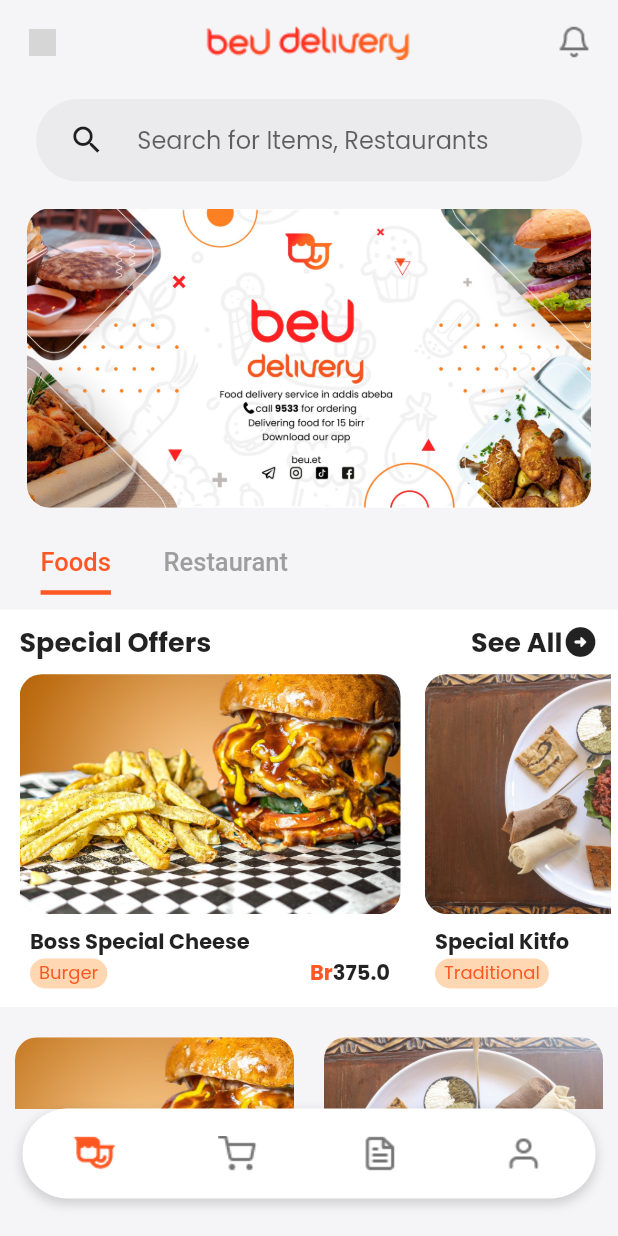
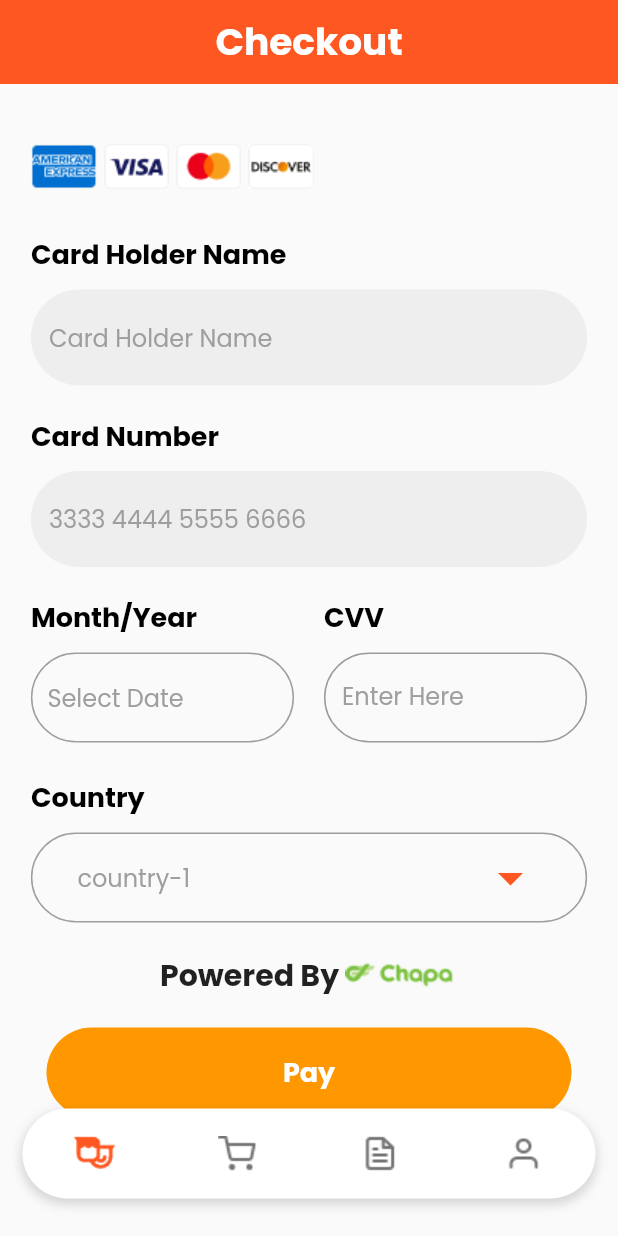
Before and after one commit to yonaries/beudelivery-clone, a Flutter app: the screen it shows after launch, on a phone screen of 412 x 824 dp. Run offline on Flutter 3.47's test engine with Material 2 defaults, Android fonts, the light colour scheme and no system bars; our stand-ins replace firebase_core, flutter_slidable, flutter_spinkit, font_awesome_flutter, google_fonts, liquid_pull_to_refresh and 2 more; accounts and stored records are empty; grey boxes are pictures that could not be loaded.

Commit message:
card payment screen finished

```diff
--- a/userapp/lib/main.dart
+++ b/userapp/lib/main.dart
@@ -3,6 +3,7 @@
 import 'package:toast/toast.dart';
 import 'package:userapp/controller/navbar_provider.dart';
 import 'package:userapp/controller/notifications_controller.dart';
+import 'package:userapp/view/screens/card_detail.dart';
 import 'controller/order_page_controller.dart';
 import 'firebase_options.dart';
 
@@ -53,7 +54,7 @@
           brightness: Brightness.light,
         ),
       ),
-      home: const Navbar(),
+      home: CardDetailScreen(),
     );
   }
 }
--- a/userapp/lib/view/components/bag/bag_item.dart
+++ b/userapp/lib/view/components/bag/bag_item.dart
@@ -38,11 +38,11 @@
     return Container(
       margin: const EdgeInsets.symmetric(vertical: 10, horizontal: 5),
       padding: const EdgeInsets.symmetric(horizontal: 15),
-      height: 110,
+      height: 120,
       decoration: BoxDecoration(
         borderRadius: BorderRadius.circular(12),
         boxShadow: const [
-           BoxShadow(
+          BoxShadow(
             color: Color.fromRGBO(204, 196, 196, 0.6),
             blurRadius: 4,
             spreadRadius: 1,
@@ -70,14 +70,15 @@
 
         // Food Content
         child: Row(
+          verticalDirection: VerticalDirection.up,
           children: [
             Container(
               width: 110,
               height: double.infinity,
               decoration: const BoxDecoration(
                 color: Colors.white,
-                borderRadius:
-                    const BorderRadius.horizontal(left: const Radius.circular(12)),
+                borderRadius: const BorderRadius.horizontal(
+                    left: const Radius.circular(12)),
               ),
               child: ClipRRect(
                 borderRadius: BorderRadius.circular(12),
@@ -92,11 +93,12 @@
             Expanded(
               child: Container(
                 decoration: const BoxDecoration(
-                  borderRadius:
-                      const BorderRadius.horizontal(right: const Radius.circular(12)),
+                  borderRadius: const BorderRadius.horizontal(
+                      right: const Radius.circular(12)),
                   color: Colors.white,
                 ),
-                padding: const EdgeInsets.symmetric(vertical: 10, horizontal: 15),
+                padding:
+                    const EdgeInsets.symmetric(vertical: 10, horizontal: 10),
                 child: Column(
                   crossAxisAlignment: CrossAxisAlignment.start,
                   mainAxisAlignment: MainAxisAlignment.spaceBetween,
@@ -147,9 +149,10 @@
                       crossAxisAlignment: CrossAxisAlignment.center,
                       children: [
                         Flexible(
-                          flex: 2,
+                          flex: 1,
                           child: Text(
                             widget.restaurant,
+                            softWrap: true,
                             style: const TextStyle(
                               color: Colors.red,
                               fontSize: 14,
@@ -163,14 +166,16 @@
                             children: [
                               GestureDetector(
                                 onTap: () {
-                                  setState(() {
-                                    itemCount = widget
-                                        .cartItemIncrementDecrementHandler(
-                                            false, widget.index);
-                                  });
+                                  setState(
+                                    () {
+                                      itemCount = widget
+                                          .cartItemIncrementDecrementHandler(
+                                              false, widget.index);
+                                    },
+                                  );
                                 },
                                 child: Container(
-                                  color: Colors.amber,
+                                  color: Colors.deepOrange,
                                   child: const Icon(
                                     Icons.remove,
                                     size: 20,
@@ -199,7 +204,7 @@
                                   });
                                 },
                                 child: Container(
-                                  color: Colors.amber,
+                                  color: Colors.deepOrange,
                                   child: const Icon(
                                     Icons.add,
                                     size: 20,
--- /dev/null
+++ b/userapp/lib/view/components/checkout/card_provider.dart
@@ -0,0 +1,10 @@
+import 'package:flutter/cupertino.dart';
+import 'package:flutter/material.dart';
+
+cardProvider({required Image providerImage}) {
+  return Container(
+    height: 30,
+    margin: EdgeInsets.only(right: 5),
+    child: providerImage,
+  );
+}
--- /dev/null
+++ b/userapp/lib/view/components/checkout/checkout-button.dart
@@ -0,0 +1,26 @@
+import 'package:flutter/material.dart';
+
+GestureDetector checkoutButton({required String title}) {
+  return GestureDetector(
+    onTap: () {
+      // show success message
+    },
+    child: Center(
+      child: Container(
+        width: 350,
+        height: 60,
+        alignment: Alignment.center,
+        decoration: BoxDecoration(
+            color: Colors.orange, borderRadius: BorderRadius.circular(30)),
+        child: Text(
+          title,
+          style: TextStyle(
+            color: Colors.white,
+            fontSize: 18,
+            fontWeight: FontWeight.bold,
+          ),
+        ),
+      ),
+    ),
+  );
+}
--- /dev/null
+++ b/userapp/lib/view/components/checkout/dropdown_button.dart
@@ -0,0 +1,37 @@
+import 'package:flutter/material.dart';
+
+Container dropdownButton({
+  required String countryValue,
+  required List<String> countryList,
+  required dropdownChangeHandler,
+}) {
+  return Container(
+    padding: EdgeInsets.symmetric(vertical: 5, horizontal: 30),
+    decoration: BoxDecoration(
+      border: Border.all(color: Colors.grey),
+      borderRadius: BorderRadius.circular(50),
+    ),
+    child: DropdownButton<String>(
+      iconEnabledColor: Colors.deepOrange,
+      iconSize: 40,
+      underline: Container(
+        height: 0,
+        color: Colors.deepPurpleAccent,
+      ),
+      isExpanded: true,
+      elevation: 1,
+      hint: Text("Choose your country"),
+      value: countryValue.isNotEmpty ? countryValue : null,
+      onChanged: dropdownChangeHandler,
+      items: countryList.map((country) {
+        return DropdownMenuItem(
+          child: Text(
+            country,
+            style: TextStyle(color: Colors.grey),
+          ),
+          value: country,
+        );
+      }).toList(),
+    ),
+  );
+}
--- /dev/null
+++ b/userapp/lib/view/screens/card_detail.dart
@@ -0,0 +1,388 @@
+import 'dart:developer';
+
+import 'package:flutter/material.dart';
+import 'package:flutter/services.dart';
+import 'package:userapp/view/components/checkout/card_provider.dart';
+import 'package:userapp/view/components/checkout/checkout-button.dart';
+import 'package:userapp/view/components/checkout/dropdown_button.dart';
+import 'package:userapp/view/components/nav_bottom.dart';
+
+class CardDetailScreen extends StatefulWidget {
+  CardDetailScreen({Key? key}) : super(key: key);
+
+  @override
+  State<CardDetailScreen> createState() => _CardDetailScreenState();
+}
+
+class _CardDetailScreenState extends State<CardDetailScreen> {
+  final _cardHolderNameController = TextEditingController();
+  final _cardNumberController = TextEditingController();
+  String countryValue = "country-1";
+  List<String> countryList = [
+    "country-1",
+    "country-2",
+    "country-3",
+    "country-4",
+    "country-5",
+    "country-6",
+    "country-7",
+    "country-8",
+    "country-9",
+    "country-10",
+    "country-11",
+    "country-12",
+    "country-13",
+    "country-14",
+    "country-15",
+    "country-16",
+  ];
+
+  String date = "Select Date";
+
+  @override
+  void dispose() {
+    _cardHolderNameController.dispose();
+    _cardNumberController.dispose();
+    super.dispose();
+  }
+
+  dropdownChangeHandler(newValue) => {
+        setState(() {
+          countryValue = newValue;
+        })
+      };
+  @override
+  Widget build(BuildContext context) {
+    final currentWidth = MediaQuery.of(context).size.width;
+
+    Future pickDate() async {
+      final initialDate = DateTime.now();
+      final newDate = await showDatePicker(
+        context: context,
+        initialDate: initialDate,
+        firstDate: DateTime(initialDate.year - 30),
+        lastDate: initialDate,
+        initialDatePickerMode: DatePickerMode.day,
+        builder: (context, child) {
+          return Theme(
+            data: Theme.of(context).copyWith(
+              colorScheme: const ColorScheme.light(
+                primary: Colors.deepOrange,
+                primaryContainer: Colors.white,
+                onPrimary: Colors.white,
+              ),
+              textButtonTheme: TextButtonThemeData(
+                style: TextButton.styleFrom(
+                  primary: Colors.red, // button text color
+                ),
+              ),
+            ),
+            child: child!,
+          );
+        },
+      );
+
+      if (newDate == null) return;
+      setState(() {
+        date = "${newDate.day}/${newDate.month}/${newDate.year}";
+      });
+
+      log(date);
+    }
+
+    return Scaffold(
+      bottomNavigationBar: const BottomNavBar(),
+      appBar: AppBar(
+        foregroundColor: Colors.white,
+        backgroundColor: Colors.deepOrange,
+        systemOverlayStyle: const SystemUiOverlayStyle(
+          statusBarColor: Colors.deepOrange,
+          statusBarBrightness: Brightness.dark,
+        ),
+        centerTitle: true,
+        title: const Text(
+          "Checkout",
+          style: TextStyle(
+            fontSize: 25,
+            fontWeight: FontWeight.bold,
+          ),
+        ),
+        elevation: 0,
+      ),
+      body: SingleChildScrollView(
+        child: Padding(
+          padding: EdgeInsets.only(
+            left: currentWidth * 0.05,
+            right: currentWidth * 0.05,
+            top: 40,
+          ),
+          child: Column(
+            crossAxisAlignment: CrossAxisAlignment.start,
+            children: [
+              Column(
+                crossAxisAlignment: CrossAxisAlignment.start,
+                children: [
+                  Row(children: [
+                    cardProvider(
+                      providerImage: Image.asset("lib/assets/icons/Amex.jpg"),
+                    ),
+                    cardProvider(
+                      providerImage: Image.asset("lib/assets/icons/Visa.png"),
+                    ),
+                    cardProvider(
+                      providerImage:
+                          Image.asset("lib/assets/icons/MasterCard.png"),
+                    ),
+                    cardProvider(
+                      providerImage:
+                          Image.asset("lib/assets/icons/Discover.jpg"),
+                    ),
+                  ]),
+                  SizedBox(
+                    height: 20,
+                  ),
+                  const Padding(
+                    padding: EdgeInsets.symmetric(vertical: 10.0),
+                    child: Text(
+                      "Card Holder Name",
+                      style: TextStyle(
+                        color: Colors.black,
+                        fontSize: 18,
+                        fontWeight: FontWeight.bold,
+                      ),
+                    ),
+                  ),
+                  TextField(
+                    cursorColor: Colors.deepOrange,
+                    controller: _cardHolderNameController,
+                    keyboardType: TextInputType.name,
+                    decoration: InputDecoration(
+                      border: OutlineInputBorder(
+                        borderRadius: BorderRadius.circular(currentWidth),
+                        borderSide: BorderSide.none,
+                      ),
+                      focusedBorder: OutlineInputBorder(
+                        borderRadius: BorderRadius.circular(currentWidth),
+                        borderSide: const BorderSide(
+                          color: Colors.deepOrange,
+                        ),
+                      ),
+                      hintText: "Card Holder Name",
+                      hintStyle: const TextStyle(color: Colors.grey),
+                      filled: true,
+                      fillColor: Colors.grey[200],
+                    ),
+                  ),
+                ],
+              ),
+
+              SizedBox(
+                height: 10,
+              ),
+
+              // Card Number
+              Column(
+                crossAxisAlignment: CrossAxisAlignment.start,
+                children: [
+                  const Padding(
+                    padding: EdgeInsets.symmetric(vertical: 10.0),
+                    child: Text(
+                      "Card Number",
+                      style: TextStyle(
+                        color: Colors.black,
+                        fontSize: 18,
+                        fontWeight: FontWeight.bold,
+                      ),
+                    ),
+                  ),
+                  TextField(
+                    cursorColor: Colors.deepOrange,
+                    controller: _cardNumberController,
+                    keyboardType: TextInputType.number,
+                    decoration: InputDecoration(
+                      border: OutlineInputBorder(
+                        borderRadius: BorderRadius.circular(currentWidth),
+                        borderSide: BorderSide.none,
+                      ),
+                      focusedBorder: OutlineInputBorder(
+                        borderRadius: BorderRadius.circular(currentWidth),
+                        borderSide: const BorderSide(
+                          color: Colors.deepOrange,
+                        ),
+                      ),
+                      hintText: "3333 4444 5555 6666",
+                      hintStyle: const TextStyle(color: Colors.grey),
+                      filled: true,
+                      fillColor: Colors.grey[200],
+                    ),
+                  ),
+                ],
+              ),
+
+              SizedBox(
+                height: 10,
+              ),
+
+              // date And CVV
+              SizedBox(
+                height: 110,
+                child: Row(
+                  children: [
+                    // date
+                    Flexible(
+                      flex: 1,
+                      child: Column(
+                        crossAxisAlignment: CrossAxisAlignment.start,
+                        children: [
+                          const Padding(
+                            padding: EdgeInsets.symmetric(vertical: 10.0),
+                            child: Text(
+                              "Month/Year",
+                              style: TextStyle(
+                                color: Colors.black,
+                                fontSize: 18,
+                                fontWeight: FontWeight.bold,
+                              ),
+                            ),
+                          ),
+
+                          // date Picker
+
+                          FractionallySizedBox(
+                            widthFactor: 1,
+                            child: InkWell(
+                              borderRadius: BorderRadius.circular(currentWidth),
+                              onTap: () {
+                                pickDate();
+                              },
+                              child: Container(
+                                height: 60,
+                                padding: EdgeInsets.all(10.0),
+                                alignment: Alignment.centerLeft,
+                                decoration: BoxDecoration(
+                                  border: Border.all(color: Colors.grey),
+                                  borderRadius:
+                                      BorderRadius.circular(currentWidth),
+                                ),
+                                child: Text(
+                                  date,
+                                  style: TextStyle(
+                                    color: Colors.grey,
+                                    fontSize: 16,
+                                  ),
+                                ),
+                              ),
+                            ),
+                          ),
+                        ],
+                      ),
+                    ),
+
+                    const SizedBox(
+                      width: 20,
+                    ),
+
+                    // Cvv
+                    Flexible(
+                      flex: 1,
+                      child: Column(
+                        crossAxisAlignment: CrossAxisAlignment.start,
+                        children: [
+                          const Padding(
+                            padding: EdgeInsets.symmetric(vertical: 10.0),
+                            child: Text(
+                              "CVV",
+                              style: TextStyle(
+                                color: Colors.black,
+                                fontSize: 18,
+                                fontWeight: FontWeight.bold,
+                              ),
+                            ),
+                          ),
+                          SizedBox(
+                            height: 60,
+                            child: TextField(
+                              cursorColor: Colors.deepOrange,
+                              controller: _cardNumberController,
+                              keyboardType: TextInputType.datetime,
+                              decoration: InputDecoration(
+                                border: OutlineInputBorder(
+                                  borderRadius:
+                                      BorderRadius.circular(currentWidth),
+                                  borderSide:
+                                      BorderSide(color: Colors.grey[50]!),
+                                ),
+                                focusedBorder: OutlineInputBorder(
+                                  borderRadius:
+                                      BorderRadius.circular(currentWidth),
+                                  borderSide: const BorderSide(
+                                    color: Colors.deepOrange,
+                                  ),
+                                ),
+                                hintText: "Enter Here",
+                                hintStyle: const TextStyle(color: Colors.grey),
+                              ),
+                            ),
+                          ),
+                        ],
+                      ),
+                    ),
+                  ],
+                ),
+              ),
+
+              SizedBox(
+                height: 10,
+              ),
+              // Dropdown Countr selector
+              Column(
+                crossAxisAlignment: CrossAxisAlignment.start,
+                children: [
+                  const Padding(
+                    padding: EdgeInsets.symmetric(vertical: 10.0),
+                    child: Text(
+                      "Country",
+                      style: TextStyle(
+                        color: Colors.black,
+                        fontSize: 18,
+                        fontWeight: FontWeight.bold,
+                      ),
+                    ),
+                  ),
+                  dropdownButton(
+                    countryValue: countryValue,
+                    countryList: countryList,
+                    dropdownChangeHandler: dropdownChangeHandler,
+                  ),
+
+                  // POwered by
+
+                  Padding(
+                    padding: const EdgeInsets.symmetric(vertical: 20),
+                    child: Row(
+                      mainAxisAlignment: MainAxisAlignment.center,
+                      children: [
+                        const Text(
+                          "Powered By ",
+                          style: TextStyle(
+                              fontSize: 20, fontWeight: FontWeight.bold),
+                        ),
+                        Image.asset("lib/assets/icons/chapa_logo.png")
+                      ],
+                    ),
+                  ),
+
+                  // Pay Button
+                  checkoutButton(title: "Pay"),
+                  SizedBox(
+                    height: 20,
+                  ),
+                ],
+              )
+            ],
+          ),
+        ),
+      ),
+    );
+  }
+}
--- a/userapp/lib/view/screens/checkout.dart
+++ b/userapp/lib/view/screens/checkout.dart
@@ -1,5 +1,6 @@
 import 'package:flutter/material.dart';
 import 'package:flutter/services.dart';
+import 'package:userapp/view/components/checkout/checkout-button.dart';
 import 'package:userapp/view/components/nav_bottom.dart';
 
 import '../components/checkout/buttons.dart';
@@ -196,29 +197,7 @@
 
               // Checkout Button
 
-              GestureDetector(
-                onTap: () {
-                  // show success message
-                },
-                child: Center(
-                  child: Container(
-                    width: 350,
-                    height: 60,
-                    alignment: Alignment.center,
-                    decoration: BoxDecoration(
-                        color: Colors.orange,
-                        borderRadius: BorderRadius.circular(30)),
-                    child: const Text(
-                      "Checkout",
-                      style: TextStyle(
-                        color: Colors.white,
-                        fontSize: 18,
-                        fontWeight: FontWeight.bold,
-                      ),
-                    ),
-                  ),
-                ),
-              )
+              checkoutButton(title: "Checkout")
             ],
           ),
         ),
```
Also changed, not shown: userapp/lib/controller/bag_items_controller.dart (+4 -3 lines), userapp/lib/assets/icons/Amex.jpg (added), userapp/lib/assets/icons/Discover.jpg (added), userapp/lib/assets/icons/MasterCard.png (added), userapp/lib/assets/icons/Visa.png (added), userapp/lib/assets/icons/chapa_logo.png (added).
